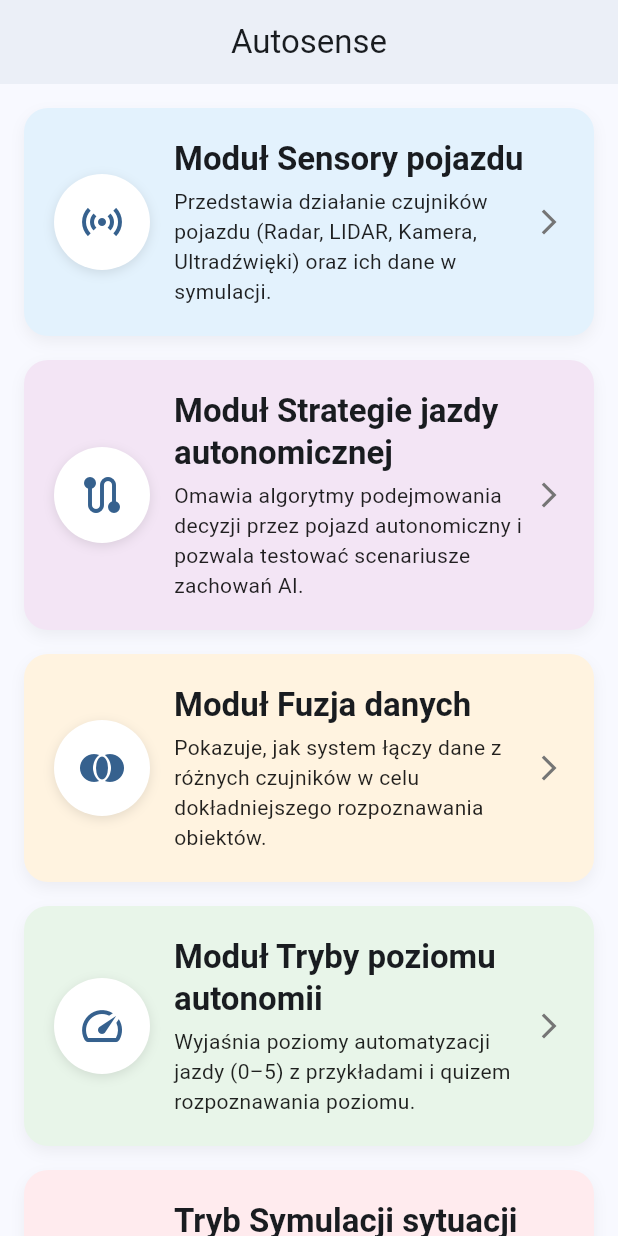
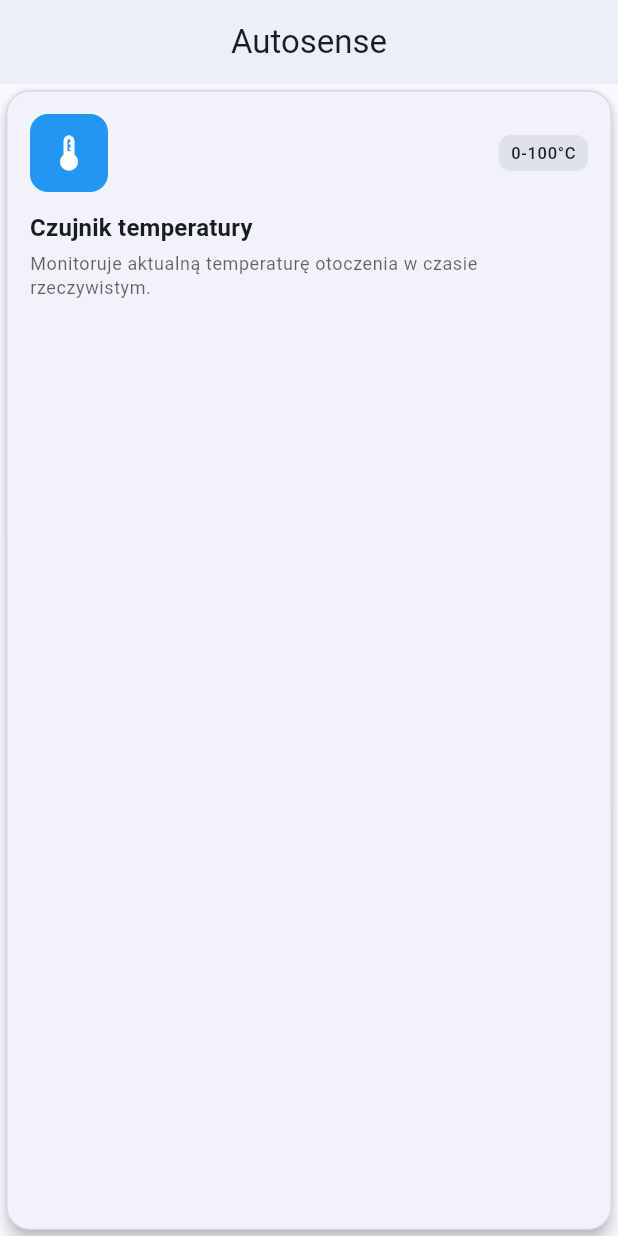
Before and after one commit to sqrasdf/inzynierka, a Flutter app: the screen it shows after launch, on a phone screen of 412 x 824 dp. Run offline on Flutter 3.47's test engine with Material 3 defaults, Android fonts, the phone set to English and light mode, and no system bars.

Commit message:
add card widget

```diff
--- a/lib/main.dart
+++ b/lib/main.dart
@@ -1,7 +1,10 @@
 import 'package:flutter/material.dart';
+import 'package:projekt_inzynierka/sensor_card.dart';
+// import 'package:projekt_inzynierka/test_widgets.dart';
 
 void main() {
   runApp(const MyApp());
+  // runApp(AutoSenseApp());
 }
 
 class MyApp extends StatelessWidget {
@@ -13,7 +16,7 @@
       title: 'Aplikacja edukacyjna',
       theme: ThemeData(
         colorScheme: ColorScheme.fromSeed(seedColor: Colors.blue),
-        useMaterial3: true
+        useMaterial3: true,
       ),
       home: const HomePage(),
       debugShowCheckedModeBanner: false,
@@ -24,40 +27,39 @@
 class HomePage extends StatelessWidget {
   const HomePage({super.key});
 
-  // Lista 5 przykładowych modułów – treść uzupełnisz samodzielnie
   final List<ModuleData> modules = const [
     ModuleData(
       title: 'Moduł Sensory pojazdu',
       shortDescription:
-      'Przedstawia działanie czujników pojazdu (Radar, LIDAR, Kamera, Ultradźwięki) oraz ich dane w symulacji.',
+          'Przedstawia działanie czujników pojazdu (Radar, LIDAR, Kamera, Ultradźwięki) oraz ich dane w symulacji.',
       icon: Icons.sensors,
       backgroundColor: Color(0xFFE3F2FD),
     ),
     ModuleData(
       title: 'Moduł Strategie jazdy autonomicznej',
       shortDescription:
-      'Omawia algorytmy podejmowania decyzji przez pojazd autonomiczny i pozwala testować scenariusze zachowań AI.',
+          'Omawia algorytmy podejmowania decyzji przez pojazd autonomiczny i pozwala testować scenariusze zachowań AI.',
       icon: Icons.route,
       backgroundColor: Color(0xFFF3E5F5),
     ),
     ModuleData(
       title: 'Moduł Fuzja danych',
       shortDescription:
-      'Pokazuje, jak system łączy dane z różnych czujników w celu dokładniejszego rozpoznawania obiektów.',
+          'Pokazuje, jak system łączy dane z różnych czujników w celu dokładniejszego rozpoznawania obiektów.',
       icon: Icons.join_full,
       backgroundColor: Color(0xFFFFF3E0),
     ),
     ModuleData(
       title: 'Moduł Tryby poziomu autonomii',
       shortDescription:
-      'Wyjaśnia poziomy automatyzacji jazdy (0–5) z przykładami i quizem rozpoznawania poziomu.',
+          'Wyjaśnia poziomy automatyzacji jazdy (0–5) z przykładami i quizem rozpoznawania poziomu.',
       icon: Icons.speed,
       backgroundColor: Color(0xFFE8F5E9),
     ),
     ModuleData(
       title: 'Tryb Symulacji sytuacji drogowych',
       shortDescription:
-      'Umożliwia analizę i podejmowanie decyzji w realistycznych scenariuszach ruchu drogowego z udziałem AI.',
+          'Umożliwia analizę i podejmowanie decyzji w realistycznych scenariuszach ruchu drogowego z udziałem AI.',
       icon: Icons.traffic,
       backgroundColor: Color(0xFFFFEBEE),
     ),
@@ -71,12 +73,23 @@
         centerTitle: true,
         elevation: 2,
       ),
-      body: ListView.builder(
-        padding: const EdgeInsets.all(16),
-        itemCount: modules.length,
-        itemBuilder: (context, index) {
-          final module = modules[index];
-          return ModuleBlock(module: module);
+      // body: ListView.builder(
+      //   padding: const EdgeInsets.all(16),
+      //   itemCount: modules.length,
+      //   itemBuilder: (context, index) {
+      //     final module = modules[index];
+      //     return ModuleBlock(module: module);
+      //   },
+      // ),
+      body: SensorCard(
+        icon: Icons.thermostat,
+        title: "Czujnik temperatury",
+        description:
+            "Monitoruje aktualną temperaturę otoczenia w czasie rzeczywistym.",
+        range: "0-100°C",
+        color: Colors.blue,
+        onTap: () {
+          print("Sensor card tapped!");
         },
       ),
     );
@@ -150,26 +163,22 @@
               children: [
                 Text(
                   module.title,
-                  style: Theme.of(context).textTheme.titleLarge?.copyWith(
-                    fontWeight: FontWeight.bold,
-                  ),
+                  style: Theme.of(
+                    context,
+                  ).textTheme.titleLarge?.copyWith(fontWeight: FontWeight.bold),
                 ),
                 const SizedBox(height: 4),
                 Text(
                   module.shortDescription,
-                  style: Theme.of(context).textTheme.bodyMedium?.copyWith(
-                    color: Colors.black87,
-                  ),
+                  style: Theme.of(
+                    context,
+                  ).textTheme.bodyMedium?.copyWith(color: Colors.black87),
                 ),
               ],
             ),
           ),
           // Strzałka wskazująca przejście
-          Icon(
-            Icons.arrow_forward_ios,
-            color: Colors.grey[600],
-            size: 20,
-          ),
+          Icon(Icons.arrow_forward_ios, color: Colors.grey[600], size: 20),
         ],
       ),
     );
--- /dev/null
+++ b/lib/sensor_card.dart
@@ -0,0 +1,97 @@
+import 'package:flutter/material.dart';
+
+class SensorCard extends StatelessWidget {
+  final IconData icon;
+  final String title;
+  final String description;
+  final String range;
+  final Color color;
+  final VoidCallback? onTap;
+
+  const SensorCard({
+    Key? key,
+    required this.icon,
+    required this.title,
+    required this.description,
+    required this.range,
+    required this.color,
+    this.onTap,
+  }) : super(key: key);
+
+  @override
+  Widget build(BuildContext context) {
+    return InkWell(
+      onTap: onTap,
+      borderRadius: BorderRadius.circular(16),
+      child: AnimatedContainer(
+        duration: const Duration(milliseconds: 150),
+        curve: Curves.easeInOut,
+        transformAlignment: Alignment.center,
+        child: Card(
+          elevation: 4,
+          shape: RoundedRectangleBorder(
+            borderRadius: BorderRadius.circular(16),
+            side: BorderSide(
+              color: Theme.of(context).colorScheme.outline.withOpacity(0.2),
+            ),
+          ),
+          child: Padding(
+            padding: const EdgeInsets.all(16),
+            child: Column(
+              crossAxisAlignment: CrossAxisAlignment.start,
+              children: [
+                Row(
+                  mainAxisAlignment: MainAxisAlignment.spaceBetween,
+                  children: [
+                    Container(
+                      padding: const EdgeInsets.all(12),
+                      decoration: BoxDecoration(
+                        color: color,
+                        borderRadius: BorderRadius.circular(12),
+                      ),
+                      child: Icon(icon, color: Colors.white, size: 28),
+                    ),
+                    Container(
+                      padding: const EdgeInsets.symmetric(
+                        vertical: 4,
+                        horizontal: 8,
+                      ),
+                      decoration: BoxDecoration(
+                        color: Theme.of(context).colorScheme.surfaceVariant,
+                        borderRadius: BorderRadius.circular(8),
+                      ),
+                      child: Text(
+                        range,
+                        style: Theme.of(context).textTheme.labelSmall?.copyWith(
+                          fontWeight: FontWeight.w500,
+                        ),
+                      ),
+                    ),
+                  ],
+                ),
+
+                const SizedBox(height: 12),
+
+                Text(
+                  title,
+                  style: Theme.of(context).textTheme.titleMedium?.copyWith(
+                    fontWeight: FontWeight.w600,
+                  ),
+                ),
+
+                const SizedBox(height: 4),
+
+                Text(
+                  description,
+                  style: Theme.of(context).textTheme.bodySmall?.copyWith(
+                    color: Theme.of(context).hintColor,
+                  ),
+                ),
+              ],
+            ),
+          ),
+        ),
+      ),
+    );
+  }
+}
```
Also changed, not shown: lib/test_widgets.dart (added, +403 -0 lines).
